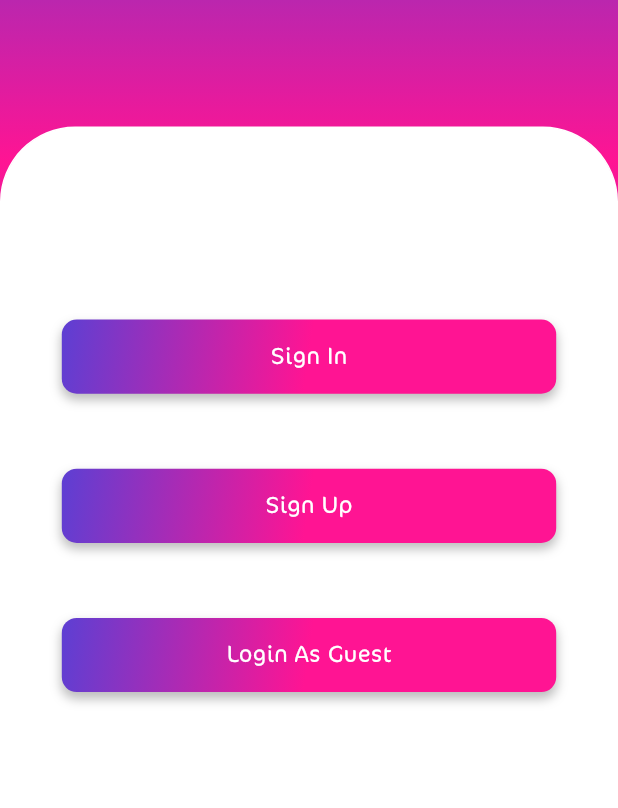
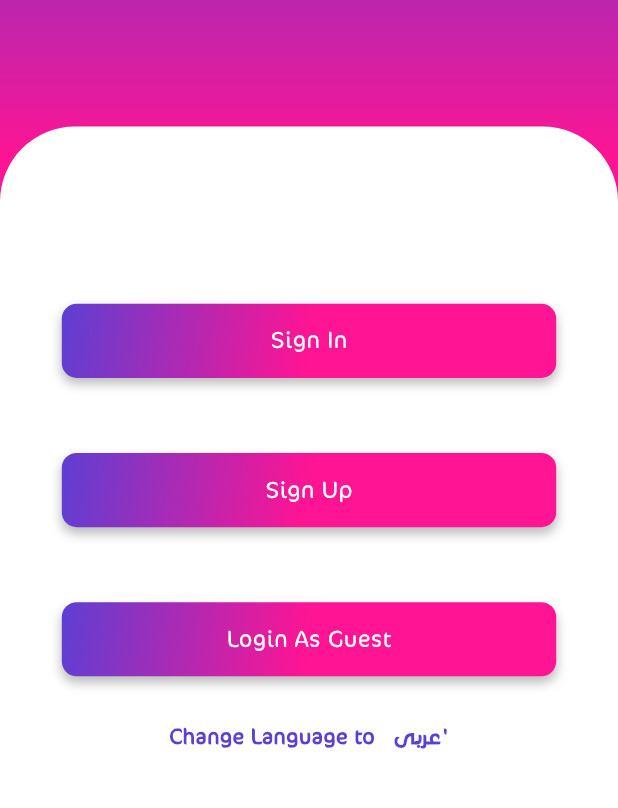
Before and after one commit to AkaashAshraf/BeautyQueensCustomer-Fasttech-Flutter, a Flutter app: the screen it shows after launch, on a phone screen of 412 x 824 dp, the part 306-1114 px from its top. Run offline on Flutter 3.47's test engine with Material 2 defaults, Android fonts, the phone set to English and light mode, and no system bars; drawn by our look-alikes of flutter_animate; our stand-ins replace animated_text_kit, buttons_tabbar, carousel_slider, data_table_2, date_time_picker, dotted_line and 8 more; missing offline and left inert: map_launcher, restart_app.

Commit message:
delete icon change

```diff
--- a/lib/components/common/drawer.dart
+++ b/lib/components/common/drawer.dart
@@ -112,7 +112,7 @@ class MenuDrawer extends StatelessWidget {
             }, title: "Logout".tr),
             drawerItem(context,
                 icon: const Icon(
-                  Icons.logout,
+                  Icons.delete,
                   size: 25,
                   color: textInputIconColor,
                 ), onPress: () {
--- a/lib/conrtollers/languageController.dart
+++ b/lib/conrtollers/languageController.dart
@@ -28,7 +28,7 @@ class Messages extends Translations {
           "NoNotificationsAvailable": "No notifications available",
           "Profile": "Profile",
           "Name": "Name:",
-          "Email": "Email:",
+          "Email": "Email",
           "MobileNo": "Mobile No:",
           "Update": "Update",
           "OfferDetails": "Offer Details",
@@ -145,7 +145,7 @@ class Messages extends Translations {
           "NoNotificationsAvailable": "لا توجد إشعارات",
           "Profile": "الملف الشخصي",
           "Name": "الاسم:",
-          "Email": "البريد الإلكتروني:",
+          "Email": "البريد الإلكتروني",
           "MobileNo": "رقم الهاتف:",
           "Update": "تحديث",
           "OfferDetails": "بيانات العرض",
--- a/lib/views/auth/choose_auth.dart
+++ b/lib/views/auth/choose_auth.dart
@@ -1,15 +1,21 @@
 import 'package:beauty_queens_ustomer/components/common/app_bar.dart';
 import 'package:beauty_queens_ustomer/components/common/buttons.dart';
 import 'package:beauty_queens_ustomer/components/common/logo_image.dart';
+import 'package:beauty_queens_ustomer/components/common/text_alert.dart';
 import 'package:beauty_queens_ustomer/config/colors.dart';
+import 'package:beauty_queens_ustomer/config/storages.dart';
+import 'package:beauty_queens_ustomer/config/text_sizes.dart';
 import 'package:beauty_queens_ustomer/conrtollers/auth_controller.dart';
 import 'package:beauty_queens_ustomer/conrtollers/cart_controller.dart';
+import 'package:beauty_queens_ustomer/main.dart';
 import 'package:beauty_queens_ustomer/views/auth/log_in.dart';
 import 'package:beauty_queens_ustomer/views/auth/sign_up.dart';
 import 'package:beauty_queens_ustomer/views/home/dashboard.dart';
 import 'package:flutter/material.dart';
 import 'package:flutter_animate/flutter_animate.dart';
 import 'package:get/get.dart';
+import 'package:restart_app/restart_app.dart';
+import 'package:rflutter_alert/rflutter_alert.dart';
 
 class ChooseAuth extends StatefulWidget {
   const ChooseAuth({Key? key, required this.title}) : super(key: key);
@@ -116,6 +122,34 @@ class _ChooseAuth extends State<ChooseAuth> {
                             const SizedBox(
                               height: 30,
                             ),
+                            GestureDetector(
+                              onTap: () => {
+                                textAlert(context,
+                                    title: "language_alert".tr,
+                                    buttons: DialogButton(
+                                        onPressed: (() {
+                                          MyApp().storage.write(
+                                              localizationPath,
+                                              Get.locale.toString() == "en"
+                                                  ? "ar"
+                                                  : "en");
+                                          Restart.restartApp();
+                                        }),
+                                        child: Text(
+                                          "Yes".tr,
+                                          style: const TextStyle(
+                                              color: Colors.white),
+                                        ))).show()
+                              },
+                              child: Text(
+                                "ChangeLanguage".tr,
+                                style: TextStyle(
+                                    fontFamily: "primary",
+                                    fontWeight: FontWeight.bold,
+                                    color: primaryColor,
+                                    fontSize: screenWidth(context) * 0.04),
+                              ),
+                            )
                           ],
                         ),
                       ),
```
